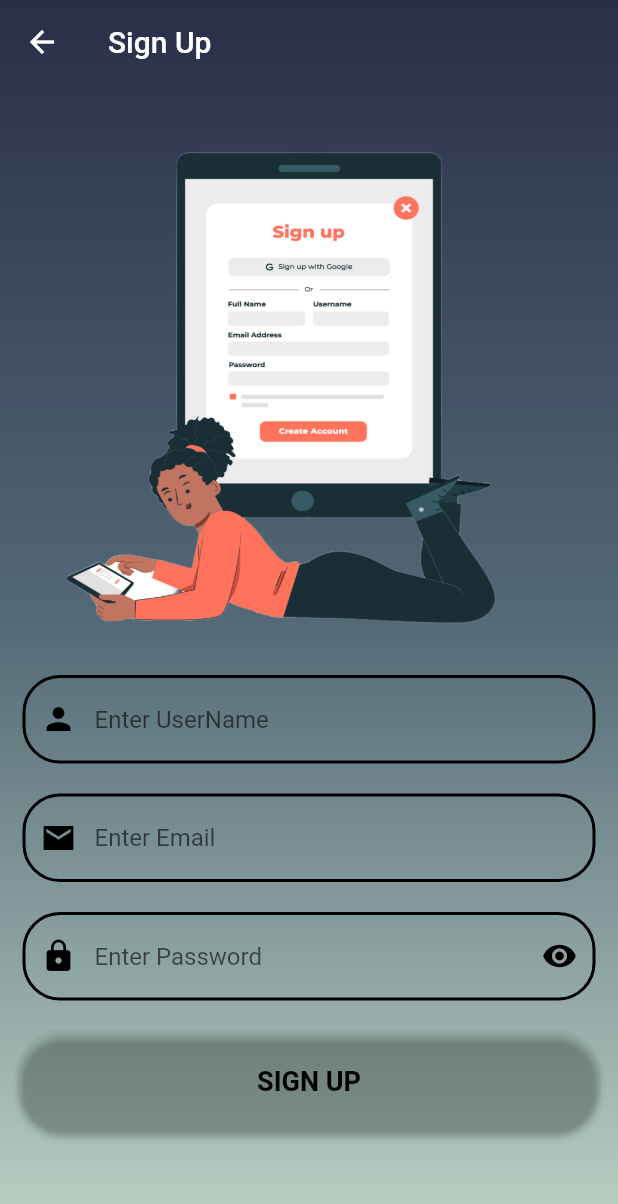
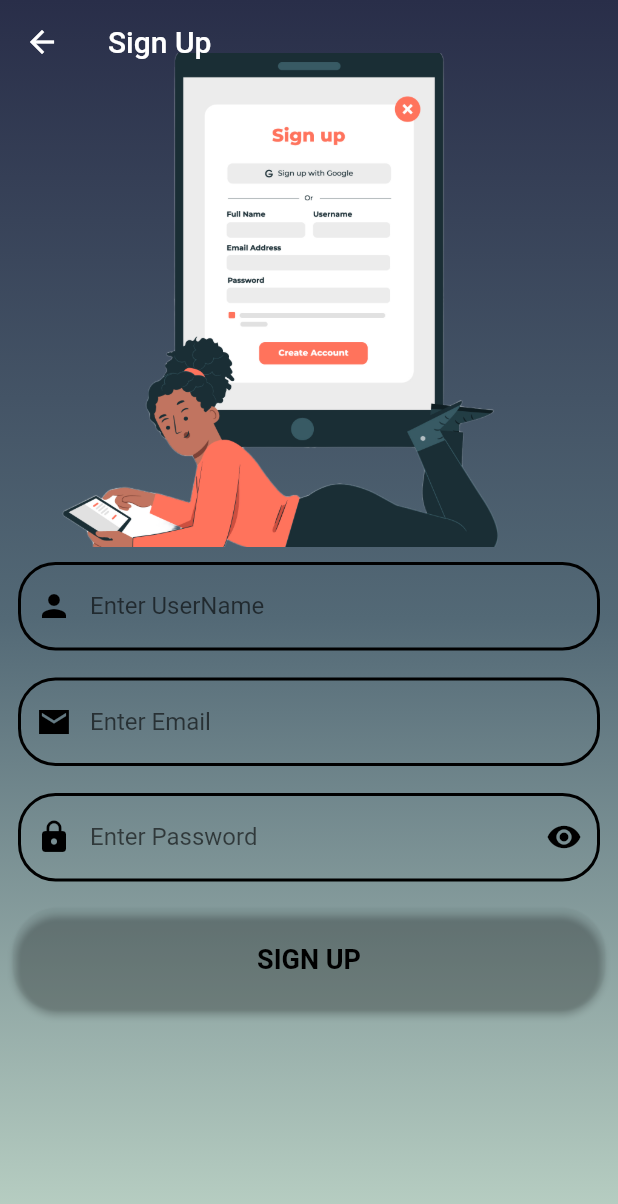
Before and after one commit to ziaAsar/Login-SignUp-Authentication, a Flutter app: the screen it shows after launch, after a tap on "Login", after a tap on "Sign Up", on a phone screen of 412 x 824 dp. Shown: the top 1204 px of the screen. Run offline on Flutter 3.47's test engine with Material 2 defaults, Android fonts, the phone set to English and light mode, and no system bars; our stand-ins replace animated_splash_screen, awesome_dialog, connectivity_plus, firebase_auth, firebase_core, fluttertoast and 4 more; missing offline and left inert: dart:ffi; accounts and stored records are empty; generated files the repository leaves out were written again; network calls fail.

Commit message:
Final Commit

```diff
--- a/lib/main.dart
+++ b/lib/main.dart
@@ -1,5 +1,7 @@
 import 'package:animated_splash_screen/animated_splash_screen.dart';
+import 'package:firebase/screens/home_screen.dart';
 import 'package:firebase/screens/signin_screen.dart';
+import 'package:firebase/screens/signup_screen.dart';
 import 'package:firebase/screens/splash.dart';
 import 'package:firebase_core/firebase_core.dart';
 import 'package:flutter/material.dart';
@@ -26,7 +28,7 @@ class MyApp extends StatelessWidget {
     return MaterialApp(
       debugShowCheckedModeBanner: false,
       theme: ThemeData(primarySwatch: Colors.blue),
-      home:Screen(),
-      );
+      home:SignInScreen()
+    );
   }
 }
--- a/lib/screens/signin_screen.dart
+++ b/lib/screens/signin_screen.dart
@@ -1,5 +1,4 @@
 import 'dart:ui';
-
 import 'package:firebase/screens/ResetPassword.dart';
 import 'package:firebase/screens/home_screen.dart';
 import 'package:firebase/screens/signup_screen.dart';
@@ -7,8 +6,8 @@ import 'package:firebase_auth/firebase_auth.dart';
 import 'package:flutter/material.dart';
 import 'package:fluttertoast/fluttertoast.dart';
 import 'package:form_field_validator/form_field_validator.dart';
+import 'package:google_sign_in/google_sign_in.dart';
 import 'package:page_transition/page_transition.dart';
-
 class SignInScreen extends StatefulWidget {
   const SignInScreen({Key? key}) : super(key: key);
 
@@ -21,6 +20,31 @@ class _SignInScreenState extends State<SignInScreen> {
   GlobalKey<FormState> formKey =GlobalKey<FormState>();
   TextEditingController emailTextController= TextEditingController();
   TextEditingController passwordTextController= TextEditingController();
+
+  _handleGoogleBtnClick(){
+  _signInWithGoogle().then((value) => Navigator.pushReplacement(context, MaterialPageRoute(builder: (context)=>Home())));
+  }
+
+  Future<UserCredential> _signInWithGoogle() async {
+    // Trigger the authentication flow
+    final GoogleSignInAccount? googleUser = await GoogleSignIn().signIn();
+
+    // Obtain the auth details from the request
+    final GoogleSignInAuthentication? googleAuth = await googleUser?.authentication;
+
+    // Create a new credential
+    final credential = GoogleAuthProvider.credential(
+      accessToken: googleAuth?.accessToken,
+      idToken: googleAuth?.idToken,
+    );
+    // Once signed in, return the UserCredential
+    return await FirebaseAuth.instance.signInWithCredential(credential);
+  }
+
+  signOut() async{
+    await FirebaseAuth.instance.signOut();
+    await GoogleSignIn().signOut();
+  }
 
   @override
   Widget build(BuildContext context) {
@@ -37,7 +61,7 @@ class _SignInScreenState extends State<SignInScreen> {
             ),
           ),
           child: Padding(
-            padding: EdgeInsets.only(top: 70,right: 7,left: 7),
+            padding: EdgeInsets.only(top: 35,right: 7,left: 7),
             child: Form(
               key: formKey,
               child: Column(
@@ -158,8 +182,6 @@ class _SignInScreenState extends State<SignInScreen> {
                       }else{
                         Fluttertoast.showToast(msg: "Field Can't be Empty");
                       }
-
-
                     },
 
                         child: Text("Login",style:TextStyle(color: Colors.black,fontSize: 18,fontWeight: FontWeight.bold)),
@@ -173,7 +195,7 @@ class _SignInScreenState extends State<SignInScreen> {
                     ),
                   ),
                   Padding(
-                    padding: EdgeInsets.only(top: 10),
+                    padding: EdgeInsets.only(top: 5),
                     child:Row (
                       mainAxisAlignment: MainAxisAlignment.center,
                       children: [
@@ -184,9 +206,42 @@ class _SignInScreenState extends State<SignInScreen> {
                         },
                             child: Text("Sign Up",style: TextStyle(fontWeight:FontWeight.bold,color: Colors.white),),
                         ),
+
                       ],
                     ),
-                  )
+                  ),
+                  InkWell(
+                    hoverColor: Colors.deepOrange,
+                    child: Container(
+                      padding: EdgeInsets.only(left: 5,right: 5),
+                      height: 68,
+                      width: 300,
+                      child: ElevatedButton(
+                          style: ElevatedButton.styleFrom(
+                            elevation: 15,
+                            backgroundColor: Colors.white70,
+                            shape: RoundedRectangleBorder(borderRadius: BorderRadius.circular(30),
+                            ),
+                          ),
+                          onPressed: () {
+                            _handleGoogleBtnClick();
+                          },
+                          child: Row(
+                            //mainAxisAlignment: MainAxisAlignment.center,
+                            children: [
+                              Padding(
+                                padding: const EdgeInsets.only(left: 1,right:1,top: 6,bottom: 7),
+                                child: Image.asset("assets/Image/google.png"),
+                              ),
+                              Padding(
+                                padding: const EdgeInsets.all(8.0),
+                                child: Center(child: Text("Sign in With Google",style: TextStyle(color: Colors.black,fontSize: 19,fontWeight: FontWeight.bold))),
+                              ),
+                            ],
+                          )
+                      ),
+                    ),
+                  ),
                 ],
               ),
             ),
--- a/lib/screens/signup_screen.dart
+++ b/lib/screens/signup_screen.dart
@@ -61,15 +61,15 @@ class _SignUpScreenState extends State<SignUpScreen> {
             ),
           ),
           child: Padding(
-            padding: EdgeInsets.only(top: 70,right: 7,left: 7),
+            padding: EdgeInsets.only(top: 35,right: 4,left: 4,bottom: 1),
             child: Form(
               key: UserKey,
               child: Column(
                 children: [
                   Image.asset("assets/Image/signup.png",
-                    fit: BoxFit.fill,
-                    height: 370,
-                    width: 500,
+                    fit: BoxFit.cover,
+                    height: MediaQuery.of(context).size.height/2.5,
+                    width: MediaQuery.of(context).size.width,
                   ),
                   SizedBox(
                     height: 10,
@@ -100,7 +100,7 @@ class _SignUpScreenState extends State<SignUpScreen> {
                     ),
                   ),
                   SizedBox(
-                    height: 20,
+                    height: 18,
                   ),
                   Padding(
                     padding: EdgeInsets.only(right: 8,left: 8),
@@ -130,7 +130,7 @@ class _SignUpScreenState extends State<SignUpScreen> {
                     ),
                   ),
                   SizedBox(
-                    height: 20,
+                    height: 18,
                   ),
                   Padding(
                     padding:  EdgeInsets.only(right: 8,left: 8),
@@ -169,7 +169,7 @@ class _SignUpScreenState extends State<SignUpScreen> {
                     ),
                   ),
                   SizedBox(
-                    height: 20,
+                    height: 18,
                   ),
                   Container(
                     padding: EdgeInsets.only(left: 5,right: 5),
@@ -198,6 +198,10 @@ class _SignUpScreenState extends State<SignUpScreen> {
                       ),
                     ),
                   ),
+                  SizedBox(
+                    height: 18,
+                  ),
+
                 ],
               ),
             ),
--- a/lib/screens/splash.dart
+++ b/lib/screens/splash.dart
@@ -5,7 +5,6 @@ import 'package:firebase/screens/signup_screen.dart';
 import 'package:flutter/material.dart';
 import 'package:page_transition/page_transition.dart';
 import 'ResetPassword.dart';
-import 'anas.dart';
 import 'home_screen.dart';
 
 class Screen extends StatefulWidget {
--- a/pubspec.yaml
+++ b/pubspec.yaml
@@ -44,6 +44,9 @@ dependencies:
   animated_splash_screen: ^1.3.0
   page_transition: ^2.0.9
   curved_splash_screen: ^1.0.0+1
+  connectivity_plus: ^4.0.0
+  awesome_dialog: ^3.0.2
+  google_sign_in: ^6.1.0
 
 dev_dependencies:
   flutter_test:
```
Also changed, not shown: lib/screens/anas.dart (deleted, +0 -12 lines), lib/screens/home_screen.dart (+99 -17 lines), assets/Image/google.png (added), lib/firebase_options.dart (deleted), pubspec.lock, 7 other files.
